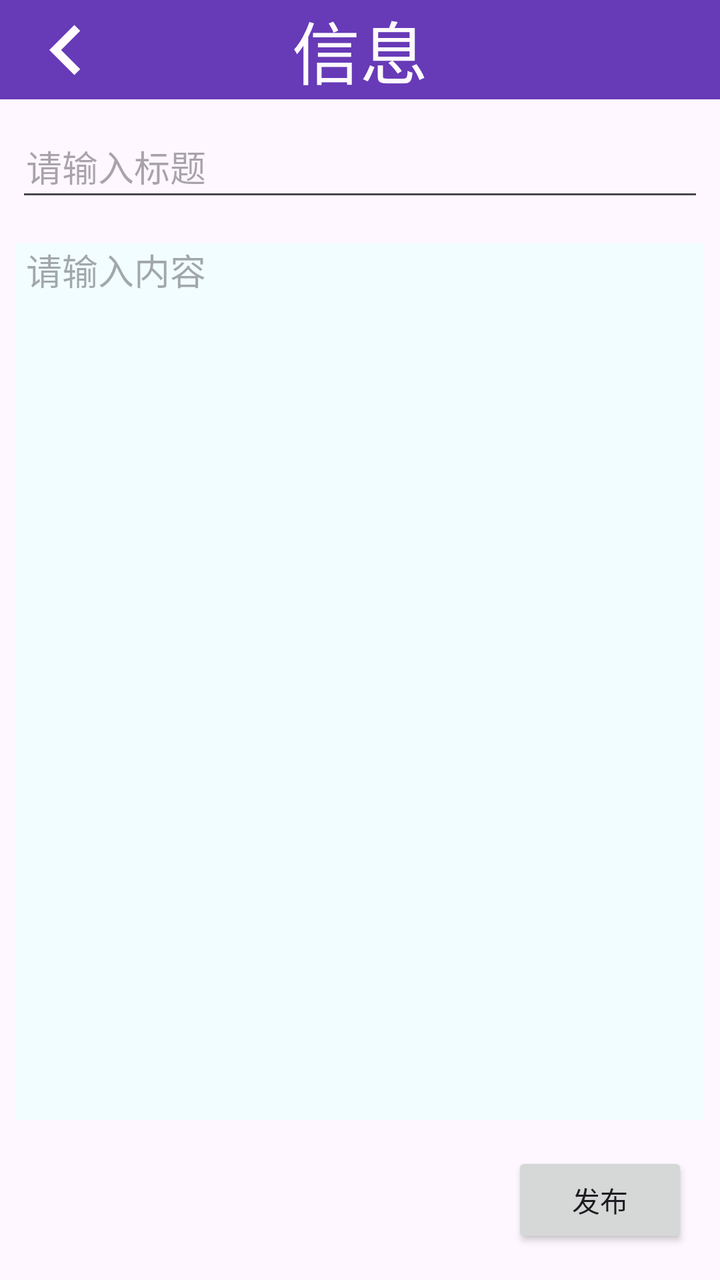
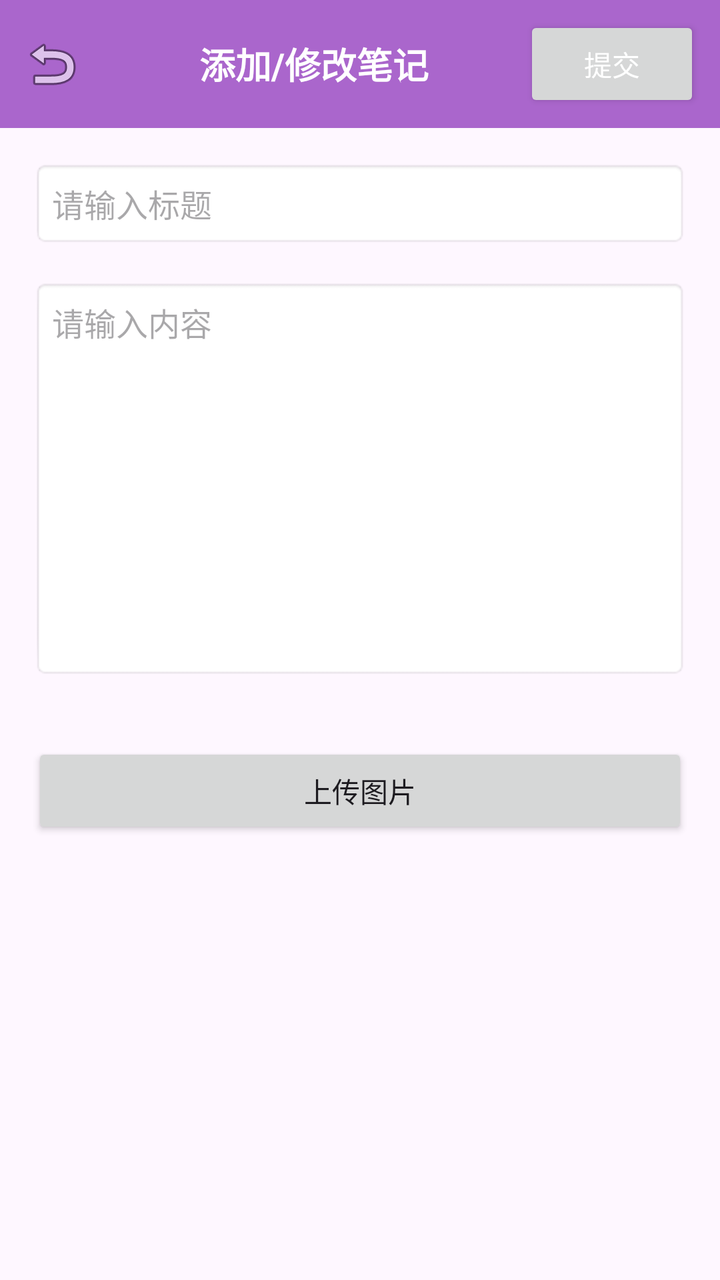

Before-and-after screenshots of an Android layout around one commit, followed by the original layout XML and the change that was made.
<!-- AndroidManifest.xml: application theme Theme.Notepad -->
<!-- res/layout/activity_note.xml -->
<?xml version="1.0" encoding="utf-8"?>
<androidx.constraintlayout.widget.ConstraintLayout xmlns:android="http://schemas.android.com/apk/res/android"
    xmlns:app="http://schemas.android.com/apk/res-auto"
    xmlns:tools="http://schemas.android.com/tools"
    android:id="@+id/main"
    android:layout_width="match_parent"
    android:layout_height="match_parent"
    tools:context="cn.edu.tju.notepad.NoteActivity">

    <TextView
        android:id="@+id/textView2"
        android:layout_width="0dp"
        android:layout_height="wrap_content"
        android:background="#673AB7"
        android:gravity="center"
        android:text="信息"
        android:textColor="#FEFAFD"
        android:textSize="34sp"
        app:layout_constraintEnd_toEndOf="parent"
        app:layout_constraintStart_toStartOf="parent"
        app:layout_constraintTop_toTopOf="parent" />

    <EditText
        android:id="@+id/editTextTitle"
        android:layout_width="0dp"
        android:layout_height="wrap_content"
        android:layout_marginStart="8dp"
        android:layout_marginTop="8dp"
        android:layout_marginEnd="8dp"
        android:ems="10"
        android:hint="请输入标题"
        android:inputType="text"
        android:minHeight="48dp"
        android:paddingStart="5dp"
        app:layout_constraintEnd_toEndOf="parent"
        app:layout_constraintStart_toStartOf="parent"
        app:layout_constraintTop_toBottomOf="@+id/textView2" />

    <EditText
        android:id="@+id/editTextContent"
        android:layout_width="0dp"
        android:layout_height="0dp"
        android:layout_marginTop="16dp"
        android:layout_marginBottom="16dp"
        android:background="#F2FDFF"
        android:ems="10"
        android:gravity="top"
        android:hint="请输入内容"
        android:inputType="text"
        android:paddingStart="5dp"
        app:layout_constraintBottom_toTopOf="@+id/buttonCommit"
        app:layout_constraintEnd_toEndOf="@+id/editTextTitle"
        app:layout_constraintStart_toStartOf="@+id/editTextTitle"
        app:layout_constraintTop_toBottomOf="@+id/editTextTitle" />

    <Button
        android:id="@+id/buttonCommit"
        android:layout_width="wrap_content"
        android:layout_height="wrap_content"
        android:layout_marginEnd="16dp"
        android:layout_marginBottom="16dp"
        android:text="发布"
        app:layout_constraintBottom_toBottomOf="parent"
        app:layout_constraintEnd_toEndOf="parent" />

    <ImageView
        android:id="@+id/imageViewBack"
        android:layout_width="wrap_content"
        android:layout_height="wrap_content"
        android:layout_marginStart="8dp"
        app:layout_constraintBottom_toBottomOf="@+id/textView2"
        app:layout_constraintStart_toStartOf="@+id/textView2"
        app:layout_constraintTop_toTopOf="parent"
        app:srcCompat="@drawable/baseline_chevron_left_24" />

</androidx.constraintlayout.widget.ConstraintLayout>
<!-- resources referenced by this layout -->
<resources>
  <!-- drawable baseline_chevron_left_24 (drawable) -->
  <vector xmlns:android="http://schemas.android.com/apk/res/android" android:height="50dp" android:tint="#FFFBFE" android:viewportHeight="24" android:viewportWidth="24" android:width="50dp">
        
      <path android:fillColor="@android:color/white" android:pathData="M15.41,7.41L14,6l-6,6 6,6 1.41,-1.41L10.83,12z"/>
      
  </vector>
  <style name="Theme.Notepad" parent="Base.Theme.Notepad" />
  <style name="Base.Theme.Notepad" parent="Theme.Material3.DayNight.NoActionBar">
          
          
      </style>
</resources>

<!-- the commit's change to res/layout/activity_note.xml (unified diff, before → after) -->
@@ -1,76 +1,96 @@
 <?xml version="1.0" encoding="utf-8"?>
-<androidx.constraintlayout.widget.ConstraintLayout xmlns:android="http://schemas.android.com/apk/res/android"
+<LinearLayout xmlns:android="http://schemas.android.com/apk/res/android"
     xmlns:app="http://schemas.android.com/apk/res-auto"
     xmlns:tools="http://schemas.android.com/tools"
-    android:id="@+id/main"
     android:layout_width="match_parent"
     android:layout_height="match_parent"
-    tools:context="cn.edu.tju.notepad.NoteActivity">
+    android:orientation="vertical"
+    tools:context=".NoteActivity">
 
-    <TextView
-        android:id="@+id/textView2"
-        android:layout_width="0dp"
-        android:layout_height="wrap_content"
-        android:background="#673AB7"
-        android:gravity="center"
-        android:text="信息"
-        android:textColor="#FEFAFD"
-        android:textSize="34sp"
-        app:layout_constraintEnd_toEndOf="parent"
-        app:layout_constraintStart_toStartOf="parent"
-        app:layout_constraintTop_toTopOf="parent" />
+    <LinearLayout
+        android:layout_width="match_parent"
+        android:layout_height="?attr/actionBarSize"
+        android:background="@android:color/holo_purple"
+        android:orientation="horizontal">
 
-    <EditText
-        android:id="@+id/editTextTitle"
-        android:layout_width="0dp"
-        android:layout_height="wrap_content"
-        android:layout_marginStart="8dp"
-        android:layout_marginTop="8dp"
-        android:layout_marginEnd="8dp"
-        android:ems="10"
-        android:hint="请输入标题"
-        android:inputType="text"
-        android:minHeight="48dp"
-        android:paddingStart="5dp"
-        app:layout_constraintEnd_toEndOf="parent"
-        app:layout_constraintStart_toStartOf="parent"
-        app:layout_constraintTop_toBottomOf="@+id/textView2" />
+        <ImageView
+            android:id="@+id/imageViewBack"
+            android:layout_width="wrap_content"
+            android:layout_height="match_parent"
+            android:paddingStart="10dp"
+            android:paddingEnd="10dp"
+            android:src="@android:drawable/ic_menu_revert"
+            android:contentDescription="返回" />
 
-    <EditText
-        android:id="@+id/editTextContent"
-        android:layout_width="0dp"
+        <TextView
+            android:layout_width="0dp"
+            android:layout_height="match_parent"
+            android:layout_weight="1"
+            android:gravity="center"
+            android:text="添加/修改笔记"
+            android:textColor="@android:color/white"
+            android:textSize="18sp"
+            android:textStyle="bold" />
+
+        <Button
+            android:id="@+id/buttonCommit"
+            android:layout_width="wrap_content"
+            android:layout_height="wrap_content"
+            android:layout_gravity="center_vertical"
+            android:layout_marginEnd="10dp"
+            android:text="提交"
+            android:textColor="@android:color/white" />
+
+    </LinearLayout>
+
+    <ScrollView
+        android:layout_width="match_parent"
         android:layout_height="0dp"
-        android:layout_marginTop="16dp"
-        android:layout_marginBottom="16dp"
-        android:background="#F2FDFF"
-        android:ems="10"
-        android:gravity="top"
-        android:hint="请输入内容"
-        android:inputType="text"
-        android:paddingStart="5dp"
-        app:layout_constraintBottom_toTopOf="@+id/buttonCommit"
-        app:layout_constraintEnd_toEndOf="@+id/editTextTitle"
-        app:layout_constraintStart_toStartOf="@+id/editTextTitle"
-        app:layout_constraintTop_toBottomOf="@+id/editTextTitle" />
+        android:layout_weight="1">
 
-    <Button
-        android:id="@+id/buttonCommit"
-        android:layout_width="wrap_content"
-        android:layout_height="wrap_content"
-        android:layout_marginEnd="16dp"
-        android:layout_marginBottom="16dp"
-        android:text="发布"
-        app:layout_constraintBottom_toBottomOf="parent"
-        app:layout_constraintEnd_toEndOf="parent" />
+        <LinearLayout
+            android:layout_width="match_parent"
+            android:layout_height="wrap_content"
+            android:orientation="vertical"
+            android:padding="16dp">
 
-    <ImageView
-        android:id="@+id/imageViewBack"
-        android:layout_width="wrap_content"
-        android:layout_height="wrap_content"
-        android:layout_marginStart="8dp"
-        app:layout_constraintBottom_toBottomOf="@+id/textView2"
-        app:layout_constraintStart_toStartOf="@+id/textView2"
-        app:layout_constraintTop_toTopOf="parent"
-        app:srcCompat="@drawable/baseline_chevron_left_24" />
+            <EditText
+                android:id="@+id/editTextTitle"
+                android:layout_width="match_parent"
+                android:layout_height="wrap_content"
+                android:background="@android:drawable/editbox_background"
+                android:hint="请输入标题"
+                android:padding="10dp"
+                android:textSize="16sp" />
 
-</androidx.constraintlayout.widget.ConstraintLayout>
+            <EditText
+                android:id="@+id/editTextContent"
+                android:layout_width="match_parent"
+                android:layout_height="wrap_content"
+                android:layout_marginTop="16dp"
+                android:background="@android:drawable/editbox_background"
+                android:gravity="start|top"
+                android:hint="请输入内容"
+                android:minHeight="200dp"
+                android:padding="10dp"
+                android:textSize="16sp" />
+
+            
+            <LinearLayout
+                android:id="@+id/imageContainer"
+                android:layout_width="match_parent"
+                android:layout_height="wrap_content"
+                android:layout_marginTop="16dp"
+                android:orientation="vertical" />
+
+            
+            <Button
+                android:id="@+id/btnAddImage"
+                android:layout_width="match_parent"
+                android:layout_height="wrap_content"
+                android:layout_marginTop="16dp"
+                android:text="上传图片" />
+
+        </LinearLayout>
+    </ScrollView>
+</LinearLayout>
<!-- resource entries referenced after the edit -->
@@ -1,11 +1,5 @@
 <!-- resources referenced by this layout -->
 <resources>
-  <!-- drawable baseline_chevron_left_24 (drawable) -->
-  <vector xmlns:android="http://schemas.android.com/apk/res/android" android:height="50dp" android:tint="#FFFBFE" android:viewportHeight="24" android:viewportWidth="24" android:width="50dp">
-        
-      <path android:fillColor="@android:color/white" android:pathData="M15.41,7.41L14,6l-6,6 6,6 1.41,-1.41L10.83,12z"/>
-      
-  </vector>
   <style name="Theme.Notepad" parent="Base.Theme.Notepad" />
   <style name="Base.Theme.Notepad" parent="Theme.Material3.DayNight.NoActionBar">
           
